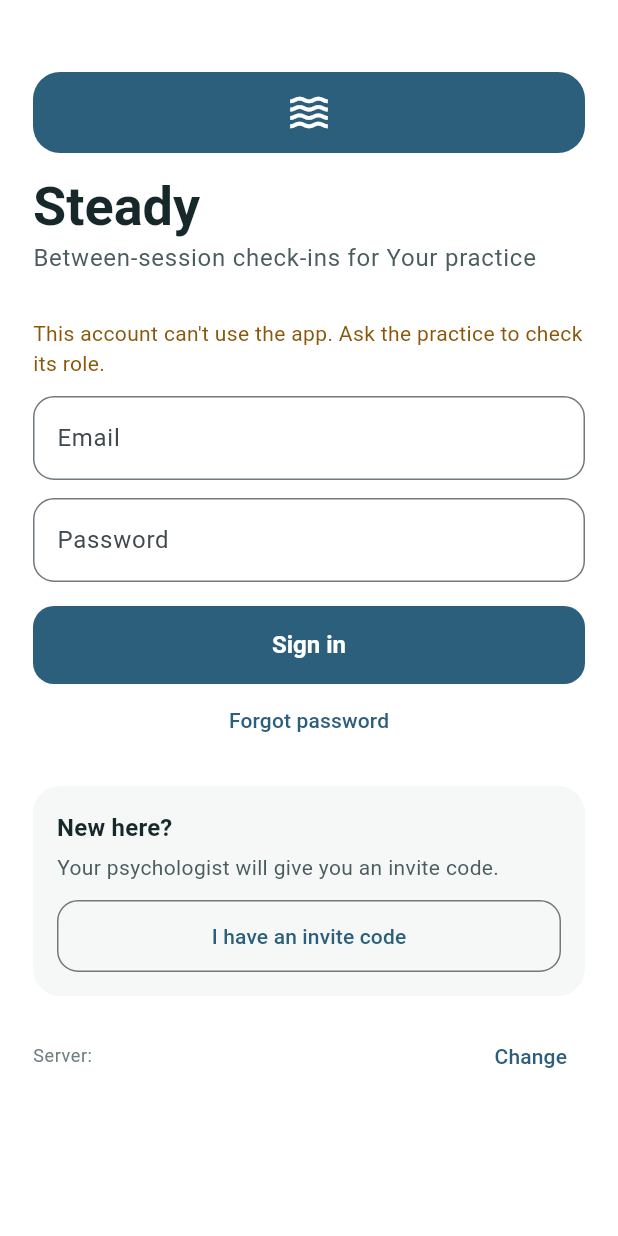
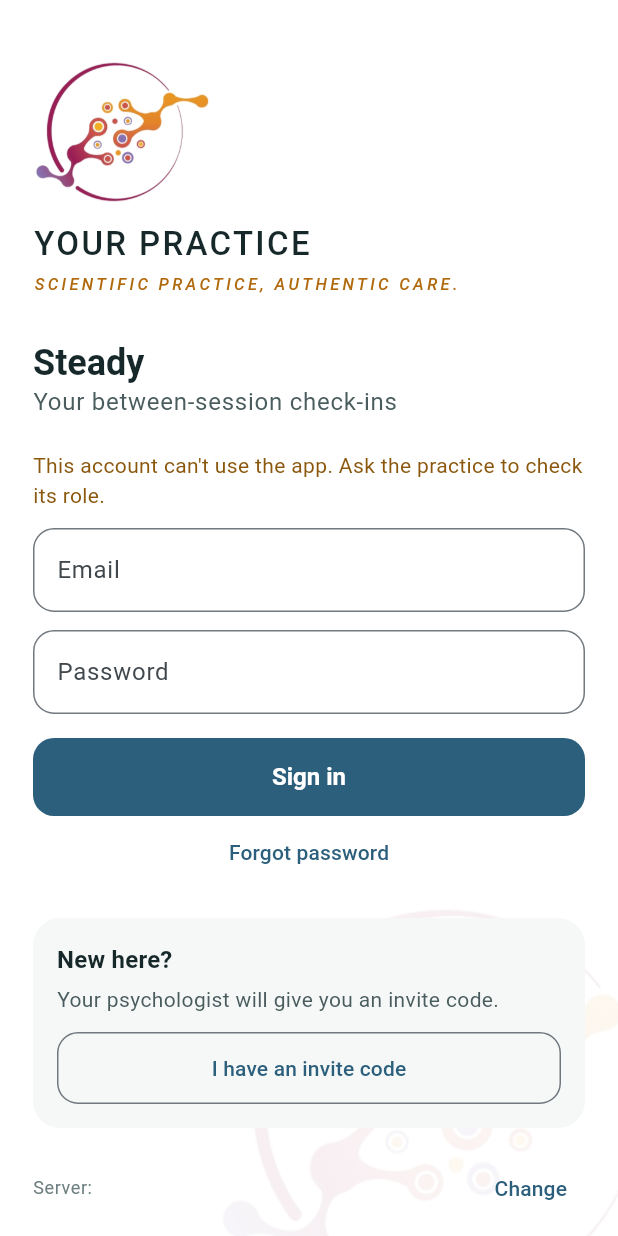
Before and after one commit to OpenWorksIT/steady, a Flutter app: the SignInScreen screen opened directly, on a phone screen of 412 x 824 dp. Run offline on Flutter 3.47's test engine with Material 3 defaults, Android fonts, the phone set to English and light mode, and no system bars; our stand-ins replace file_picker, flutter_local_notifications, flutter_secure_storage, pocketbase; missing offline and left inert: health, unifiedpush; accounts and stored records are empty; network calls fail.

Commit message:
App: VR Clinical Psychology branding
Logo on the welcome, sign-in and server screens, a small mark in the patient and
clinician headers, a faint backdrop on sign-in and the patient home screen, and
practice launcher and web icons. Branding lives in assets/brand, branding/ and
lib/ui/brand.dart so it can be swapped per practice.

Co-Authored-By: Claude Opus 5.5 <noreply@anthropic.com>
Claude-Session: https://claude.ai/code/session_01FfHH8YegAWm27NVJtDGGva

```diff
--- a/app/lib/ui/auth/privacy_notice_screen.dart
+++ b/app/lib/ui/auth/privacy_notice_screen.dart
@@ -4,6 +4,7 @@ import 'package:flutter/material.dart';
 import '../../app_state.dart';
 import '../../content/privacy_notice.dart';
 import '../theme.dart';
+import '../brand.dart';
 
 class PrivacyNoticeScreen extends StatelessWidget {
   const PrivacyNoticeScreen({super.key});
@@ -17,8 +18,8 @@ class PrivacyNoticeScreen extends StatelessWidget {
             child: ListView(
               padding: const EdgeInsets.fromLTRB(22, 32, 22, 16),
               children: [
-                Icon(Icons.lock_outline, size: 34, color: context.cs.primary),
-                const SizedBox(height: 10),
+                const PracticeMark(size: 64),
+                const SizedBox(height: 14),
                 Text(privacyNoticeTitle, style: context.tt.headlineSmall),
                 const SizedBox(height: 4),
                 Text('Please read this before you start.', style: TextStyle(color: context.sc.ink2)),
--- a/app/lib/ui/auth/server_screen.dart
+++ b/app/lib/ui/auth/server_screen.dart
@@ -5,6 +5,7 @@ import '../../app_state.dart';
 import '../../services/api.dart';
 import '../theme.dart';
 import '../widgets.dart';
+import '../brand.dart';
 
 /// Asks for the practice's server address. Shown on first launch of test builds,
 /// and from the sign-in screen when the address isn't fixed at build time.
@@ -46,6 +47,8 @@ class _ServerScreenState extends State<ServerScreen> {
           padding: EdgeInsets.fromLTRB(22, widget.firstRun ? 48 : 8, 22, 24),
           children: [
             if (widget.firstRun) ...[
+              const PracticeMark(size: 64),
+              const SizedBox(height: 14),
               Text('Steady', style: context.tt.displaySmall?.copyWith(fontWeight: FontWeight.w600)),
               const SizedBox(height: 8),
             ],
--- a/app/lib/ui/auth/sign_in_screen.dart
+++ b/app/lib/ui/auth/sign_in_screen.dart
@@ -7,6 +7,7 @@ import '../theme.dart';
 import '../widgets.dart';
 import 'join_screen.dart';
 import 'server_screen.dart';
+import '../brand.dart';
 
 class SignInScreen extends StatefulWidget {
   final String? message;
@@ -55,20 +56,16 @@ class _SignInScreenState extends State<SignInScreen> {
   Widget build(BuildContext context) {
     final cfg = AppScope.of(context).config;
     return Scaffold(
-      body: SafeArea(
+      body: BrandBackdrop(
+        child: SafeArea(
         child: ListView(
-          padding: const EdgeInsets.fromLTRB(22, 48, 22, 24),
+          padding: const EdgeInsets.fromLTRB(22, 40, 22, 24),
           children: [
-            Container(
-              width: 54,
-              height: 54,
-              decoration: BoxDecoration(color: context.cs.primary, borderRadius: BorderRadius.circular(18)),
-              child: Icon(Icons.waves, color: context.cs.onPrimary, size: 30),
-            ),
-            const SizedBox(height: 14),
-            Text('Steady', style: context.tt.displaySmall?.copyWith(fontWeight: FontWeight.w600)),
-            Text('Between-session check-ins for ${cfg.practiceName}', style: context.tt.bodyLarge?.copyWith(color: context.sc.ink2)),
-            const SizedBox(height: 28),
+            PracticeHeader(name: cfg.practiceName),
+            const SizedBox(height: 30),
+            Text('Steady', style: context.tt.headlineSmall),
+            Text('Your between-session check-ins', style: context.tt.bodyLarge?.copyWith(color: context.sc.ink2)),
+            const SizedBox(height: 20),
             if (widget.message != null) ...[
               Text(widget.message!, style: TextStyle(color: context.sc.warn)),
               const SizedBox(height: 12),
@@ -130,6 +127,7 @@ class _SignInScreenState extends State<SignInScreen> {
           ],
         ),
       ),
+      ),
     );
   }
 }
--- /dev/null
+++ b/app/lib/ui/brand.dart
@@ -0,0 +1,100 @@
+// SPDX-License-Identifier: AGPL-3.0-or-later
+//
+// The practice's own branding. The logo is the practice's mark, not part of Steady's
+// licence; see branding/README.md. The practice name comes from the server.
+import 'package:flutter/material.dart';
+
+import 'theme.dart';
+
+class Brand {
+  static const mark = 'assets/brand/mark.png';
+  static const tagline = 'Scientific practice, authentic care.';
+
+  /// Tagline orange, darkened on light backgrounds so small text stays readable.
+  static Color accent(BuildContext context) =>
+      Theme.of(context).brightness == Brightness.dark ? const Color(0xFFF0B060) : const Color(0xFFB0690C);
+}
+
+/// The logo mark on its own.
+class PracticeMark extends StatelessWidget {
+  final double size;
+  const PracticeMark({this.size = 28, super.key});
+
+  @override
+  Widget build(BuildContext context) => Image.asset(
+        Brand.mark,
+        height: size,
+        fit: BoxFit.contain,
+        filterQuality: FilterQuality.medium,
+        excludeFromSemantics: true,
+        errorBuilder: (_, _, _) => SizedBox(height: size),
+      );
+}
+
+/// Logo, practice name and tagline, for the welcome and sign-in screens.
+class PracticeHeader extends StatelessWidget {
+  final String name;
+  final double markSize;
+  const PracticeHeader({required this.name, this.markSize = 96, super.key});
+
+  @override
+  Widget build(BuildContext context) {
+    return Semantics(
+      label: name,
+      child: Column(crossAxisAlignment: CrossAxisAlignment.start, children: [
+        PracticeMark(size: markSize),
+        const SizedBox(height: 14),
+        Text(
+          name.toUpperCase(),
+          style: context.tt.titleLarge?.copyWith(fontWeight: FontWeight.w500, letterSpacing: 1.6, height: 1.15),
+        ),
+        const SizedBox(height: 6),
+        Text(
+          Brand.tagline.toUpperCase(),
+          style: context.tt.labelSmall?.copyWith(
+            color: Brand.accent(context),
+            letterSpacing: 2.2,
+            fontStyle: FontStyle.italic,
+          ),
+        ),
+      ]),
+    );
+  }
+}
+
+/// A faint, oversized logo in the bottom corner behind a screen's content.
+class BrandBackdrop extends StatelessWidget {
+  final Widget child;
+  const BrandBackdrop({required this.child, super.key});
+
+  @override
+  Widget build(BuildContext context) {
+    final dark = Theme.of(context).brightness == Brightness.dark;
+    return Stack(fit: StackFit.expand, children: [
+      Positioned(
+        right: -70,
+        bottom: -50,
+        child: IgnorePointer(
+          child: Opacity(
+            opacity: dark ? 0.10 : 0.07,
+            child: Image.asset(Brand.mark, width: 340, excludeFromSemantics: true, errorBuilder: (_, _, _) => const SizedBox()),
+          ),
+        ),
+      ),
+      child,
+    ]);
+  }
+}
+
+/// App-bar title with the small logo mark in front.
+class BrandedTitle extends StatelessWidget {
+  final Widget title;
+  const BrandedTitle(this.title, {super.key});
+
+  @override
+  Widget build(BuildContext context) => Row(mainAxisSize: MainAxisSize.min, children: [
+        const PracticeMark(size: 26),
+        const SizedBox(width: 10),
+        Flexible(child: title),
+      ]);
+}
--- a/app/lib/ui/clinician/patients_screen.dart
+++ b/app/lib/ui/clinician/patients_screen.dart
@@ -10,6 +10,7 @@ import '../theme.dart';
 import '../widgets.dart';
 import 'clinician_shell.dart';
 import 'patient_detail_screen.dart';
+import '../brand.dart';
 
 class PatientsScreen extends StatefulWidget {
   final ClinicianBus bus;
@@ -91,7 +92,7 @@ class _PatientsScreenState extends State<PatientsScreen> with BusReload {
     final api = AppScope.api(context);
     return Scaffold(
       appBar: AppBar(
-        title: const Text('Patients'),
+        title: const BrandedTitle(Text('Patients')),
         actions: [IconButton(tooltip: 'Settings', icon: const Icon(Icons.settings_outlined), onPressed: () => showSettingsSheet(context))],
       ),
       floatingActionButton: FloatingActionButton.extended(
--- a/app/pubspec.yaml
+++ b/app/pubspec.yaml
@@ -33,3 +33,5 @@ dev_dependencies:
 
 flutter:
   uses-material-design: true
+  assets:
+    - assets/brand/
```
Also changed, not shown: app/lib/ui/patient/patient_home.dart (+5 -3 lines), app/assets/brand/mark.png (added), 15 other files.
